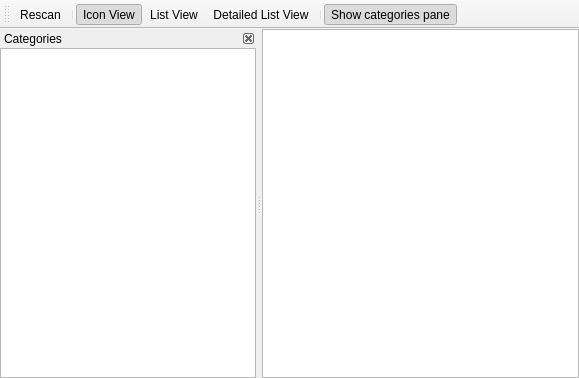
ssokolow/game_launcher, file testgui.ui: the form before one commit.
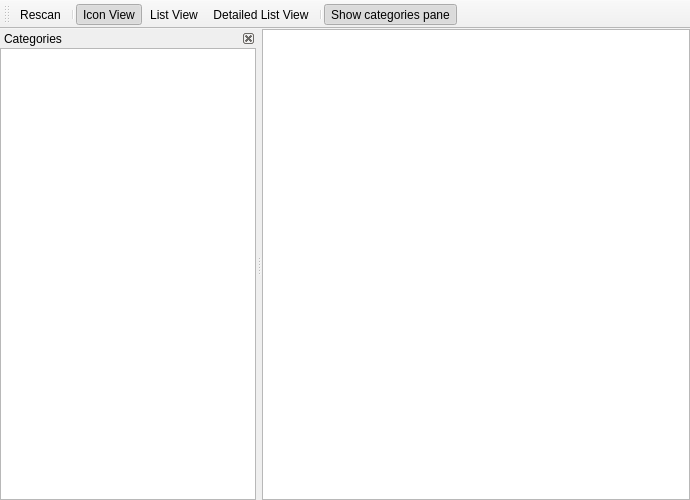
The form after the commit. Icons and pictures are not drawn.

Commit message: testgui.ui: Better initial size for testing

Diff of the .ui file:
```diff
--- a/testgui.ui
+++ b/testgui.ui
@@ -6,8 +6,8 @@
    <rect>
     <x>0</x>
     <y>0</y>
-    <width>579</width>
-    <height>378</height>
+    <width>690</width>
+    <height>500</height>
    </rect>
   </property>
   <property name="windowTitle">
```
